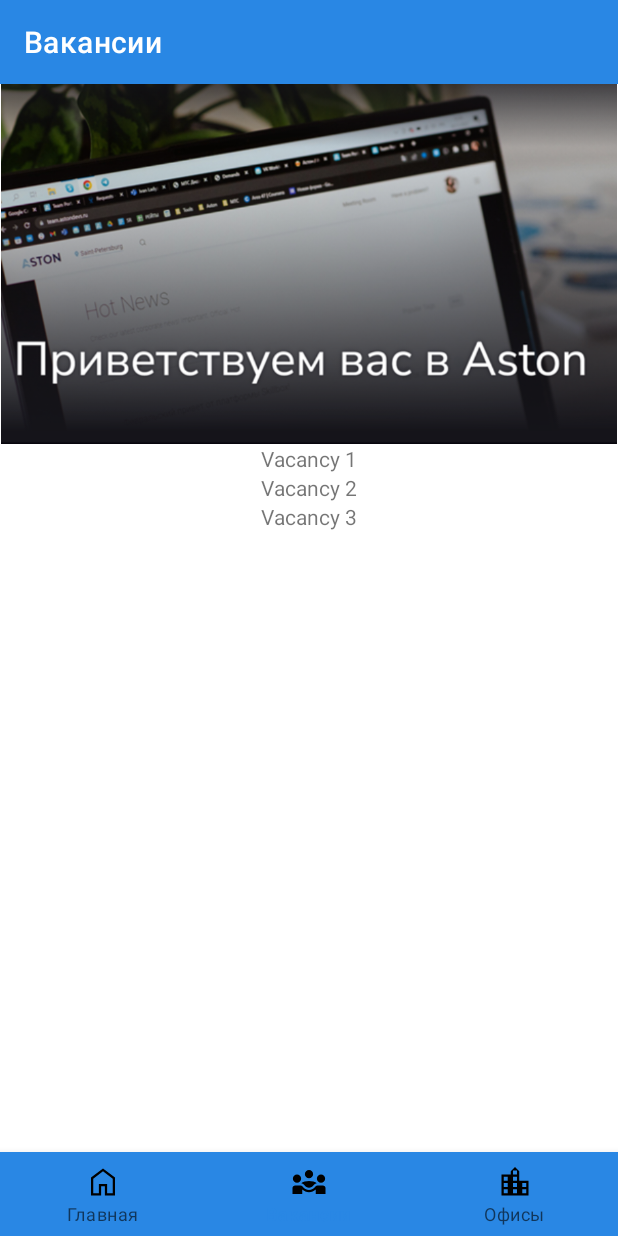
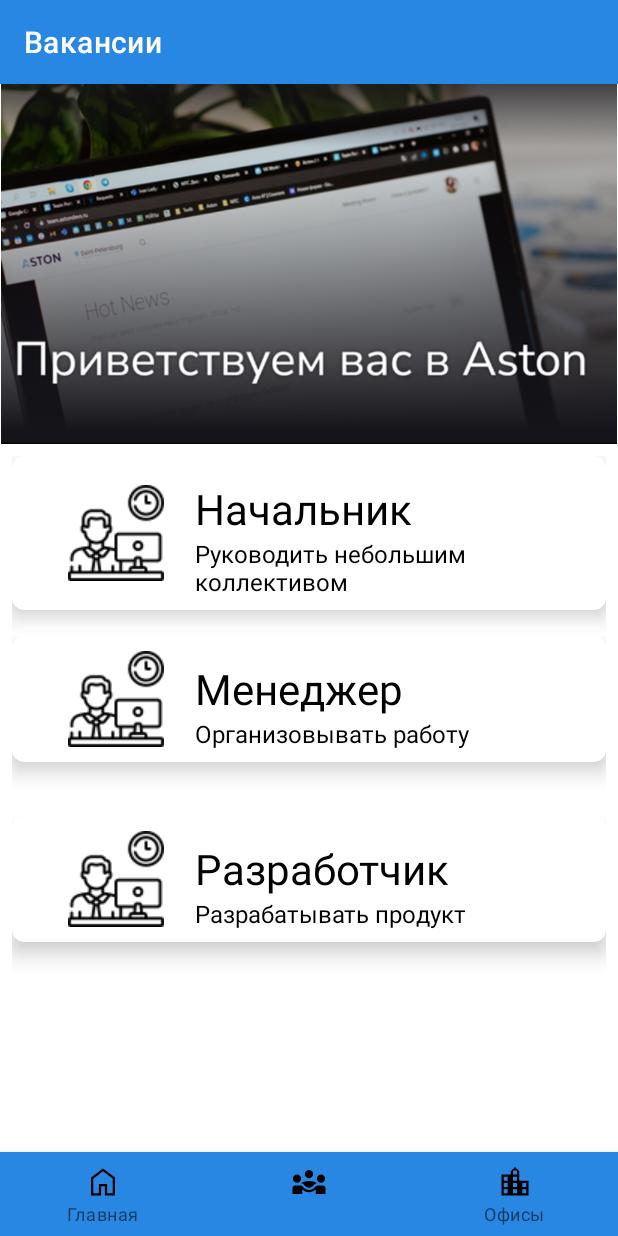
Before and after one commit to Danseren/Sarancha_Lesson2, an Android app: the fragment MainFragment placed in its activity, item 2 of the bottom bar chosen, on a phone screen of 412 x 824 dp. Run offline under Robolectric (Android 15) with nearby library versions, the phone set to English and light mode, and no system bars.

Commit message:
Sarancha_Lesson_5_work | Рефакторинг вкладок Вакансий и О нас

```diff
--- /dev/null
+++ b/app/src/main/java/ru/aston/sarancha_lesson2/CustomView.kt
@@ -0,0 +1,70 @@
+package ru.aston.sarancha_lesson2
+
+import android.content.Context
+import android.graphics.drawable.Drawable
+import android.util.AttributeSet
+import android.view.LayoutInflater
+import androidx.constraintlayout.widget.ConstraintLayout
+import androidx.core.content.res.ResourcesCompat
+import ru.aston.sarancha_lesson2.databinding.PartInfoBinding
+
+class CustomView(
+    context: Context,
+    attrs: AttributeSet?,
+    defStyleAttr: Int,
+    defStyleRes: Int
+) : ConstraintLayout(context, attrs, defStyleAttr, defStyleRes) {
+
+    private val binding: PartInfoBinding
+
+    constructor(context: Context, attrs: AttributeSet?, defStyleAttr: Int) : this(
+        context,
+        attrs,
+        defStyleAttr,
+        0
+    )
+
+    constructor(context: Context, attrs: AttributeSet?) : this(context, attrs, 0)
+    constructor(context: Context) : this(context, null)
+
+    init {
+        val inflater = LayoutInflater.from(context)
+        inflater.inflate(R.layout.part_info, this, true)
+        binding = PartInfoBinding.bind(this)
+        initializeAttributes(attrs, defStyleAttr, defStyleRes)
+    }
+
+    private fun initializeAttributes(attrs: AttributeSet?, defStyleAttr: Int, defStyleRes: Int) {
+        if (attrs == null) return
+        val typedArray =
+            context.obtainStyledAttributes(attrs, R.styleable.CustomView, defStyleAttr, defStyleRes)
+
+        val imageSrc = typedArray.getDrawable(R.styleable.CustomView_imageSrc)
+        setImageSrc(imageSrc)
+
+        val headerText = typedArray.getString(R.styleable.CustomView_headerText)
+        setHeaderText(headerText)
+
+        val bodyText = typedArray.getString(R.styleable.CustomView_bodyText)
+        setBodyText(bodyText)
+        typedArray.recycle()
+    }
+
+    fun setHeaderText(headerText: String?) {
+        binding.tvLogoHeader.text = headerText ?: context.getString(R.string.tvVacancyHeader)
+    }
+
+    fun setBodyText(bodyText: String?) {
+        binding.tvLogoText.text = bodyText ?: context.getString(R.string.tvVacancyText)
+    }
+
+    fun setImageSrc(imageSrc: Drawable?) {
+        binding.ivLogo.setImageDrawable(
+            imageSrc ?: ResourcesCompat.getDrawable(
+                resources,
+                R.drawable.worker_64,
+                null
+            )
+        )
+    }
+}
--- a/app/src/main/res/layout/fragment_about.xml
+++ b/app/src/main/res/layout/fragment_about.xml
@@ -1,8 +1,8 @@
 <?xml version="1.0" encoding="utf-8"?>
 <androidx.constraintlayout.widget.ConstraintLayout xmlns:android="http://schemas.android.com/apk/res/android"
+    xmlns:app="http://schemas.android.com/apk/res-auto"
     android:layout_width="match_parent"
-    android:layout_height="match_parent"
-    xmlns:app="http://schemas.android.com/apk/res-auto">
+    android:layout_height="match_parent">
 
     <ImageView
         android:id="@+id/ivLogo"
@@ -28,6 +28,7 @@
         style="@style/TitleTextStyle"
         android:layout_width="0dp"
         android:layout_height="wrap_content"
+        android:layout_marginStart="@dimen/marginMedium"
         android:layout_marginTop="@dimen/marginLarge"
         android:contentDescription="@string/contentDescription"
         android:text="@string/tvLogoHeader"
@@ -40,6 +41,7 @@
         style="@style/SmallTextStyle"
         android:layout_width="0dp"
         android:layout_height="wrap_content"
+        android:layout_marginStart="@dimen/marginMedium"
         android:contentDescription="@string/contentDescription"
         android:text="@string/tvLogoText"
         app:layout_constraintEnd_toEndOf="parent"
@@ -58,7 +60,7 @@
         style="@style/TitleTextStyle"
         android:layout_width="wrap_content"
         android:layout_height="wrap_content"
-        android:layout_marginStart="@dimen/marginMedium"
+        android:layout_marginStart="@dimen/marginLarge"
         android:layout_marginTop="@dimen/marginMedium"
         android:contentDescription="@string/contentDescription"
         android:text="@string/tvAboutHeader"
--- a/app/src/main/res/layout/fragment_main.xml
+++ b/app/src/main/res/layout/fragment_main.xml
@@ -18,23 +18,24 @@
         app:layout_constraintStart_toStartOf="parent"
         app:layout_constraintTop_toTopOf="parent" />
 
-  <androidx.fragment.app.FragmentContainerView
-      android:id="@+id/fragmentContainer"
-      android:layout_width="wrap_content"
-      android:layout_height="wrap_content"
-      app:layout_constraintStart_toStartOf="parent"
-      app:layout_constraintEnd_toEndOf="parent"
-      app:layout_constraintTop_toBottomOf="@+id/ivHeader"/>
+    <androidx.fragment.app.FragmentContainerView
+        android:id="@+id/fragmentContainer"
+        android:layout_width="0dp"
+        android:layout_height="wrap_content"
+        app:layout_constraintEnd_toEndOf="parent"
+        app:layout_constraintStart_toStartOf="parent"
+        app:layout_constraintTop_toBottomOf="@+id/ivHeader"
+        tools:layout="@layout/fragment_about" />
 
     <com.google.android.material.bottomnavigation.BottomNavigationView
         android:id="@+id/bottom_navigation"
         android:layout_width="match_parent"
         android:layout_height="wrap_content"
-        app:menu="@menu/bottom_navigation_menu"
+        app:itemIconTint="@color/black"
+        app:itemRippleColor="@color/white"
+        app:layout_constraintBottom_toBottomOf="parent"
+        app:layout_constraintEnd_toEndOf="parent"
         app:layout_constraintStart_toStartOf="parent"
-        app:layout_constraintEnd_toEndOf="parent"
-        app:layout_constraintBottom_toBottomOf="parent"
-        app:itemIconTint="@color/black"
-        app:itemRippleColor="@color/white"/>
+        app:menu="@menu/bottom_navigation_menu" />
 
 </androidx.constraintlayout.widget.ConstraintLayout>
--- a/app/src/main/res/layout/fragment_vacancies.xml
+++ b/app/src/main/res/layout/fragment_vacancies.xml
@@ -1,31 +1,45 @@
 <?xml version="1.0" encoding="utf-8"?>
 <androidx.constraintlayout.widget.ConstraintLayout xmlns:android="http://schemas.android.com/apk/res/android"
+    xmlns:app="http://schemas.android.com/apk/res-auto"
     android:layout_width="match_parent"
-    android:layout_height="match_parent"
-    xmlns:app="http://schemas.android.com/apk/res-auto">
+    android:layout_height="match_parent">
 
-    <TextView
-        android:id="@+id/tv1"
-        android:layout_width="wrap_content"
-        android:layout_height="wrap_content"
-        android:text="Vacancy 1"
+    <ru.aston.sarancha_lesson2.CustomView
+        android:id="@+id/vacancyFirst"
+        android:layout_width="0dp"
+        android:layout_height="@dimen/vacancyHeight"
+        android:layout_marginStart="@dimen/marginMedium"
+        android:layout_marginTop="@dimen/marginMedium"
+        android:layout_marginEnd="@dimen/marginMedium"
+        app:bodyText="@string/vvFirstBody"
+        app:headerText="@string/vvFirstHeader"
+        app:imageSrc="@drawable/worker_64"
+        app:layout_constraintEnd_toEndOf="parent"
         app:layout_constraintStart_toStartOf="parent"
         app:layout_constraintTop_toTopOf="parent" />
 
-    <TextView
-        android:id="@+id/tv2"
-        android:layout_width="wrap_content"
-        android:layout_height="wrap_content"
-        android:text="Vacancy 2"
+    <ru.aston.sarancha_lesson2.CustomView
+        android:id="@+id/vacancySecond"
+        android:layout_width="0dp"
+        android:layout_height="@dimen/vacancyHeight"
+        android:layout_marginStart="@dimen/marginMedium"
+        android:layout_marginEnd="@dimen/marginMedium"
+        app:bodyText="@string/vvSecondBody"
+        app:headerText="@string/vvSecondHeader"
+        app:layout_constraintEnd_toEndOf="parent"
         app:layout_constraintStart_toStartOf="parent"
-        app:layout_constraintTop_toBottomOf="@+id/tv1" />
+        app:layout_constraintTop_toBottomOf="@+id/vacancyFirst" />
 
-    <TextView
-        android:id="@+id/tv3"
-        android:layout_width="wrap_content"
-        android:layout_height="wrap_content"
-        android:text="Vacancy 3"
+    <ru.aston.sarancha_lesson2.CustomView
+        android:id="@+id/vacancyThird"
+        android:layout_width="0dp"
+        android:layout_height="@dimen/vacancyHeight"
+        android:layout_marginStart="@dimen/marginMedium"
+        android:layout_marginEnd="@dimen/marginMedium"
+        app:bodyText="@string/vvThirdBody"
+        app:headerText="@string/vvThirdHeader"
+        app:layout_constraintEnd_toEndOf="parent"
         app:layout_constraintStart_toStartOf="parent"
-        app:layout_constraintTop_toBottomOf="@+id/tv2" />
+        app:layout_constraintTop_toBottomOf="@+id/vacancySecond" />
 
 </androidx.constraintlayout.widget.ConstraintLayout>
--- /dev/null
+++ b/app/src/main/res/layout/part_info.xml
@@ -0,0 +1,69 @@
+<?xml version="1.0" encoding="utf-8"?>
+<merge xmlns:android="http://schemas.android.com/apk/res/android"
+    xmlns:app="http://schemas.android.com/apk/res-auto"
+    xmlns:tools="http://schemas.android.com/tools"
+    android:layout_width="match_parent"
+    android:layout_height="match_parent"
+    tools:parentTag="androidx.constraintlayout.widget.ConstraintLayout">
+
+    <androidx.cardview.widget.CardView
+        android:layout_width="0dp"
+        android:layout_height="wrap_content"
+        app:cardCornerRadius="@dimen/radius"
+        app:cardElevation="@dimen/elevation"
+        app:layout_constraintEnd_toEndOf="parent"
+        app:layout_constraintStart_toStartOf="parent"
+        app:layout_constraintTop_toTopOf="parent"
+        tools:ignore="MissingConstraints">
+
+        <androidx.constraintlayout.widget.ConstraintLayout
+            android:layout_width="match_parent"
+            android:layout_height="match_parent"
+            android:padding="@dimen/paddingMedium">
+
+            <ImageView
+                android:id="@+id/ivLogo"
+                android:layout_width="wrap_content"
+                android:layout_height="wrap_content"
+                android:layout_marginStart="@dimen/marginMedium"
+                android:contentDescription="@string/contentDescription"
+                android:src="@drawable/worker_64"
+                app:layout_constraintBottom_toBottomOf="parent"
+                app:layout_constraintEnd_toStartOf="@+id/guidelineVertical"
+                app:layout_constraintStart_toStartOf="parent"
+                app:layout_constraintTop_toTopOf="parent" />
+
+            <androidx.constraintlayout.widget.Guideline
+                android:id="@+id/guidelineVertical"
+                android:layout_width="wrap_content"
+                android:layout_height="wrap_content"
+                android:orientation="vertical"
+                app:layout_constraintGuide_percent="0.3" />
+
+            <TextView
+                android:id="@+id/tvLogoHeader"
+                style="@style/TitleTextStyle"
+                android:layout_width="0dp"
+                android:layout_height="wrap_content"
+                android:layout_marginTop="@dimen/marginMedium"
+                android:contentDescription="@string/contentDescription"
+                android:text="@string/tvVacancyHeader"
+                app:layout_constraintEnd_toEndOf="parent"
+                app:layout_constraintStart_toEndOf="@+id/guidelineVertical"
+                app:layout_constraintTop_toTopOf="parent" />
+
+            <TextView
+                android:id="@+id/tvLogoText"
+                style="@style/SmallTextStyle"
+                android:layout_width="0dp"
+                android:layout_height="wrap_content"
+                android:contentDescription="@string/contentDescription"
+                android:text="@string/tvVacancyText"
+                app:layout_constraintEnd_toEndOf="parent"
+                app:layout_constraintStart_toEndOf="@+id/guidelineVertical"
+                app:layout_constraintTop_toBottomOf="@id/tvLogoHeader" />
+
+        </androidx.constraintlayout.widget.ConstraintLayout>
+
+    </androidx.cardview.widget.CardView>
+</merge>
--- /dev/null
+++ b/app/src/main/res/values/attrs.xml
@@ -0,0 +1,9 @@
+<?xml version="1.0" encoding="utf-8"?>
+<resources>
+
+    <declare-styleable name="CustomView">
+        <attr name="imageSrc" format="reference" />
+        <attr name="headerText" format="string" />
+        <attr name="bodyText" format="string" />
+    </declare-styleable>
+</resources>
--- a/app/src/main/res/values/dimens.xml
+++ b/app/src/main/res/values/dimens.xml
@@ -4,7 +4,10 @@
     <dimen name="marginLarge">16dp</dimen>
     <dimen name="marginExtraLarge">24dp</dimen>
     <dimen name="paddingLarge">16dp</dimen>
+    <dimen name="paddingMedium">8dp</dimen>
     <dimen name="chipSpacingHorizontal">4dp</dimen>
     <dimen name="btnTextSize">20sp</dimen>
     <dimen name="radius">8dp</dimen>
+    <dimen name="vacancyHeight">120dp</dimen>
+    <dimen name="elevation">8dp</dimen>
 </resources>
--- a/app/src/main/res/values/strings.xml
+++ b/app/src/main/res/values/strings.xml
@@ -3,6 +3,8 @@
     <string name="contentDescription">content description</string>
     <string name="tvLogoHeader">ИТ-решения для развития бизнеса</string>
     <string name="tvLogoText">Разработка программного обеспечения</string>
+    <string name="tvVacancyText">Проектировка и реализация</string>
+    <string name="tvVacancyHeader">Работник</string>
     <string name="tvAboutHeader">О нас:</string>
     <string name="tvAbout">Aston – компания по разработке ПО с полным циклом услуг. Уже 15 лет мы помогаем заказчикам по всему миру трансформировать бизнес, создавая эффективные мобильные и десктопные решения.</string>
     <string name="textLabelMain">Главная</string>
@@ -16,4 +18,10 @@
     <string name="hintLayoutLogin">Login</string>
     <string name="hintLayoutPassword">Password</string>
     <string name="btnEntrance">Войти</string>
+    <string name="vvFirstHeader">Начальник</string>
+    <string name="vvFirstBody">Руководить небольшим коллективом</string>
+    <string name="vvSecondHeader">Менеджер</string>
+    <string name="vvSecondBody">Организовывать работу</string>
+    <string name="vvThirdHeader">Разработчик</string>
+    <string name="vvThirdBody">Разрабатывать продукт</string>
 </resources>
```
Also changed, not shown: app/src/main/res/drawable-v24/worker_64.png (added).
